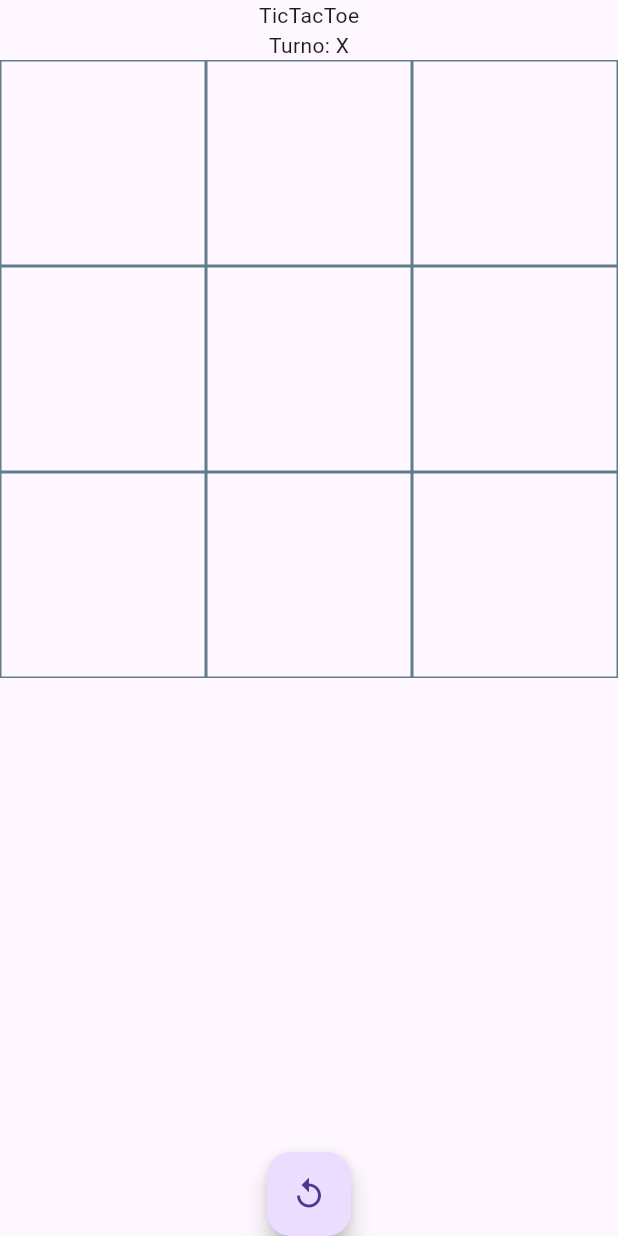
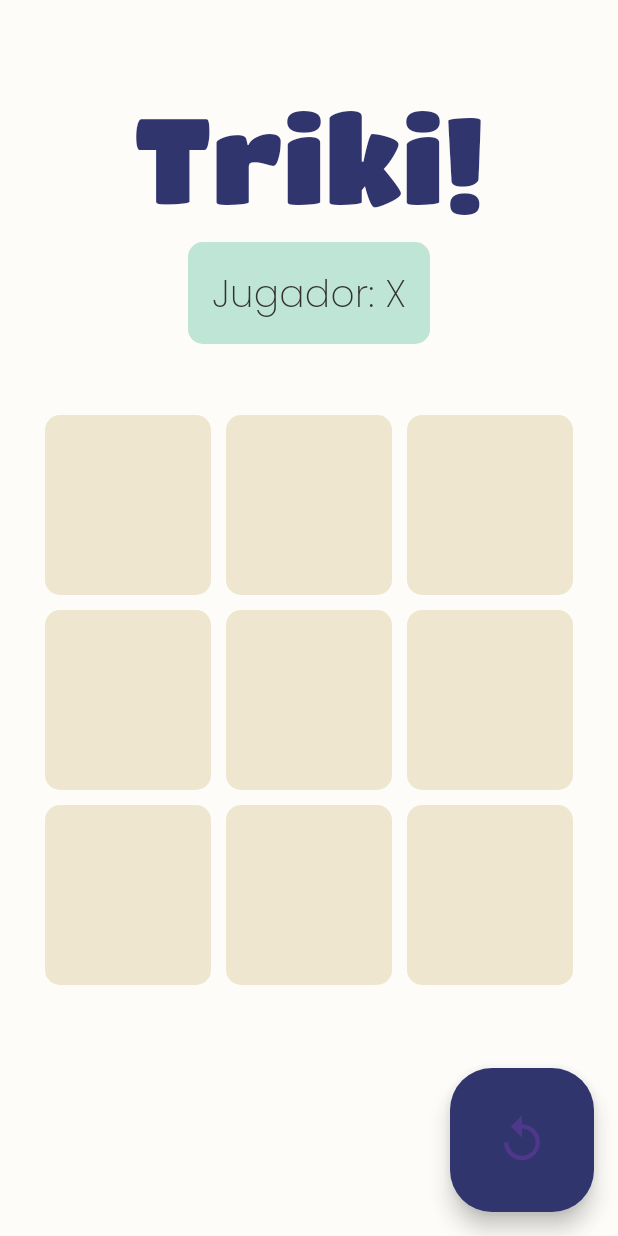
Before and after one commit to JimenaLeyva07/riverpod_tictactoe, a Flutter app: the screen it shows after launch, on a phone screen of 412 x 824 dp. Run offline on Flutter 3.47's test engine with Material 2 defaults, Android fonts, the light colour scheme and no system bars.

Commit message:
inherited mvc complete

```diff
--- a/lib/ui/screens/my_home_page.dart
+++ b/lib/ui/screens/my_home_page.dart
@@ -44,18 +44,28 @@ class _MyHomePageState extends State<MyHomePage> {
       setPlayTurn: setPlayTurn,
       filledBoxes: tictactoeController.tictactoeModel.filledBoxes,
       child: Scaffold(
-          body: Column(
-        mainAxisAlignment: MainAxisAlignment.center,
-        children: [
-          const TictactoeTitleWidget(),
-          const TictactoeBoardGridWidget(),
-          FloatingActionButton(
-              onPressed: () {
-                restartGame();
-              },
-              child: const Icon(Icons.replay))
-        ],
-      )),
+        backgroundColor: const Color.fromARGB(51, 247, 240, 220),
+        body: SizedBox(
+          height: MediaQuery.of(context).size.height,
+          width: double.infinity,
+          child: Padding(
+            padding: const EdgeInsets.symmetric(horizontal: 30),
+            child: Column(
+              mainAxisAlignment: MainAxisAlignment.spaceEvenly,
+              children: const [
+                TictactoeTitleWidget(),
+                TictactoeBoardGridWidget(),
+              ],
+            ),
+          ),
+        ),
+        floatingActionButton: FloatingActionButton.large(
+            onPressed: () {
+              restartGame();
+            },
+            backgroundColor: const Color.fromRGBO(49, 53, 110, 1),
+            child: const Icon(Icons.replay)),
+      ),
     );
   }
 }
--- a/lib/ui/widgets/tictactoe_board_grid_widget.dart
+++ b/lib/ui/widgets/tictactoe_board_grid_widget.dart
@@ -8,15 +8,16 @@ class TictactoeBoardGridWidget extends StatelessWidget {
 
   @override
   Widget build(BuildContext context) {
-    return Expanded(
-      flex: 1,
+    return SizedBox(
+      height: 500,
+      width: double.infinity,
       child: GridView.builder(
-        gridDelegate:
-            const SliverGridDelegateWithFixedCrossAxisCount(crossAxisCount: 3),
+        gridDelegate: const SliverGridDelegateWithFixedCrossAxisCount(
+            crossAxisCount: 3,
+            mainAxisExtent: 120,
+            mainAxisSpacing: 10,
+            crossAxisSpacing: 10),
         itemBuilder: (BuildContext context, index) {
-          // final String test = TictactoeControllerWidget.of(context)
-          //     .tictactoeController
-          //     .playerMove(index);
           return GestureDetector(
               onTap: (() {
                 TictactoeControllerWidget.of(context).setPlayTurn(index);
@@ -26,16 +27,39 @@ class TictactoeBoardGridWidget extends StatelessWidget {
                     .setFilledBoxes();
               }),
               child: Container(
-                  decoration:
-                      BoxDecoration(border: Border.all(color: Colors.blueGrey)),
-                  child: Center(
-                    child: Text(TictactoeControllerWidget.of(context)
-                        .tictactoeController
-                        .playerMove(index)),
-                  )));
+                  decoration: BoxDecoration(
+                      color: const Color.fromRGBO(238, 230, 206, 1),
+                      borderRadius: BorderRadius.circular(10)),
+                  child: TictactoeDisplayMoveWidget(index: index)));
         },
         itemCount: 9,
       ),
     );
   }
 }
+
+class TictactoeDisplayMoveWidget extends StatelessWidget {
+  const TictactoeDisplayMoveWidget({
+    Key? key,
+    required this.index,
+  }) : super(key: key);
+
+  final int index;
+
+  @override
+  Widget build(BuildContext context) {
+    final move = TictactoeControllerWidget.of(context)
+        .tictactoeController
+        .playerMove(index);
+
+    return Center(
+      child: Text(move,
+          style: TextStyle(
+              color: move == 'X'
+                  ? const Color.fromRGBO(46, 176, 134, 1)
+                  : const Color.fromRGBO(184, 64, 94, 1),
+              fontSize: 40,
+              fontFamily: 'TitanOne')),
+    );
+  }
+}
--- a/lib/ui/widgets/tictactoe_title_widget.dart
+++ b/lib/ui/widgets/tictactoe_title_widget.dart
@@ -6,11 +6,43 @@ class TictactoeTitleWidget extends StatelessWidget {
 
   @override
   Widget build(BuildContext context) {
+    final playerTurn =
+        TictactoeControllerWidget.of(context).tictactoeController.playerTurn();
     return Column(
       children: [
-        const Text('TicTacToe'),
-        Text(
-            'Turno: ${TictactoeControllerWidget.of(context).tictactoeController.playerTurn()}'),
+        const Text(
+          'Triki!',
+          style: TextStyle(
+              color: Color.fromRGBO(49, 53, 110, 1),
+              fontSize: 80,
+              fontFamily: 'TitanOne'),
+        ),
+        Container(
+          padding: const EdgeInsets.all(16.0),
+          decoration: BoxDecoration(
+              color: playerTurn == 'X'
+                  ? const Color.fromRGBO(46, 176, 134, 0.3)
+                  : const Color.fromRGBO(184, 64, 94, 0.3),
+              borderRadius: BorderRadius.circular(10.0)),
+          child: Text(
+            'Jugador: $playerTurn',
+            style: const TextStyle(
+              color: Color.fromARGB(255, 50, 50, 50),
+              fontSize: 25,
+              fontFamily: 'Poppins',
+              // background: Paint()
+              //   ..color = playerTurn == 'X'
+              //       ? const Color.fromRGBO(46, 176, 134, 0.3)
+              //       : const Color.fromRGBO(184, 64, 94, 0.3)
+              //   ..strokeWidth = 20
+              //   ..strokeJoin = StrokeJoin.round
+              //   ..style = PaintingStyle.stroke
+              // backgroundColor: playerTurn == 'X'
+              //     ? const Color.fromRGBO(46, 176, 134, 0.3)
+              //     : const Color.fromRGBO(184, 64, 94, 0.3)
+            ),
+          ),
+        ),
       ],
     );
   }
```
Also changed, not shown: pubspec.yaml (+9 -6 lines), assets/Poppins-ExtraLight.ttf (added), assets/TitanOne-Regular.ttf (added).
